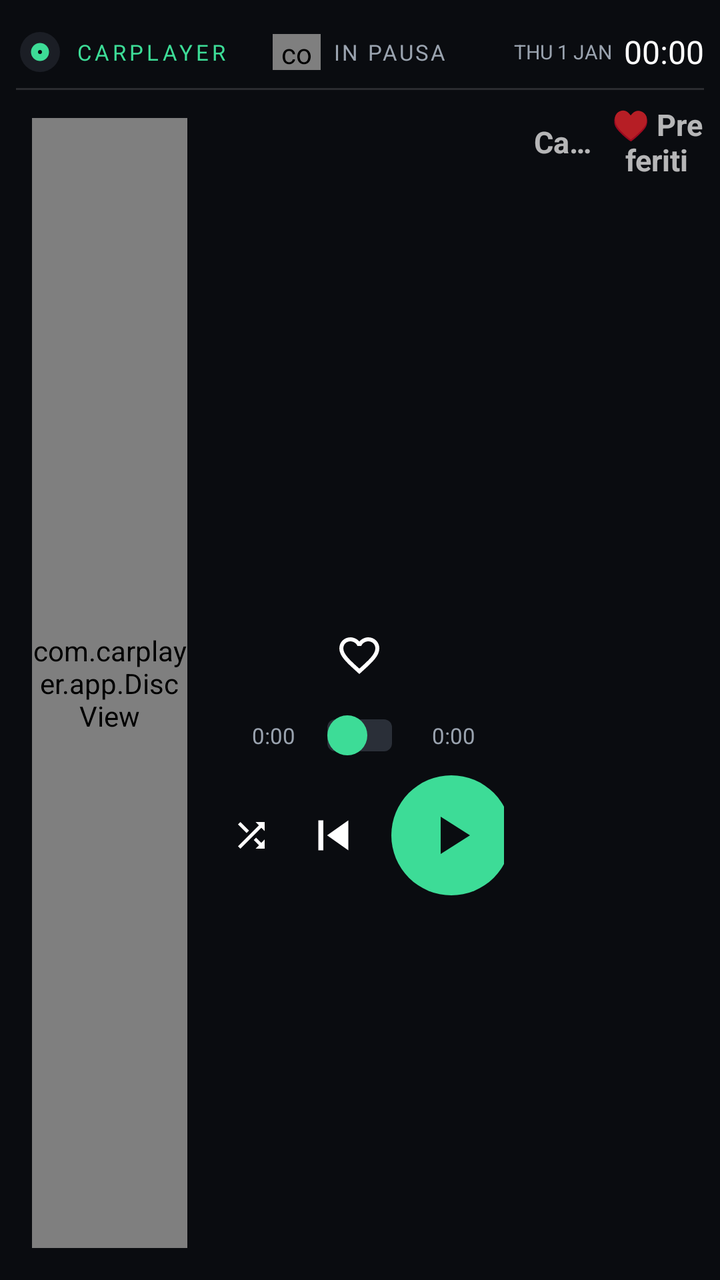
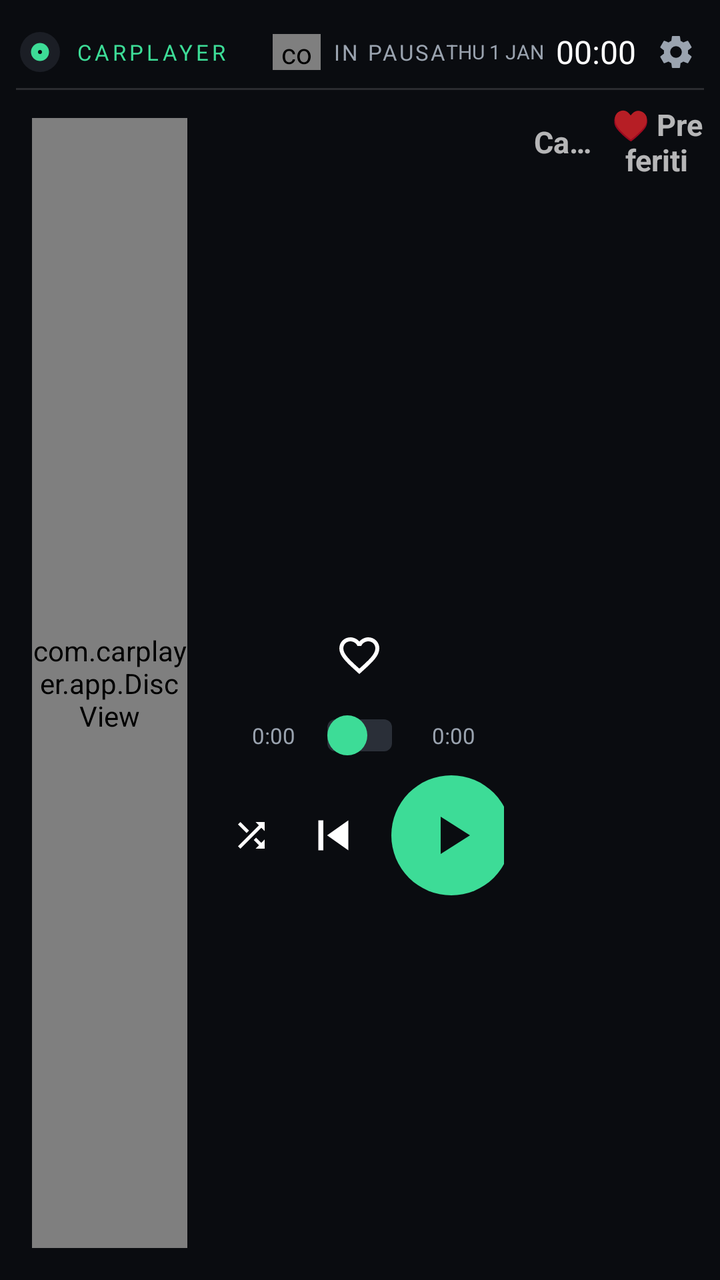

The first picture is an Android layout as it rendered before a commit; the second is the same layout after the commit. The layout source and the unified diff follow.
<!-- AndroidManifest.xml: application theme AppTheme -->
<!-- res/layout/activity_main.xml -->
<?xml version="1.0" encoding="utf-8"?>
<LinearLayout xmlns:android="http://schemas.android.com/apk/res/android"
    android:id="@+id/root"
    android:layout_width="match_parent"
    android:layout_height="match_parent"
    android:background="@color/bg"
    android:orientation="vertical"
    android:padding="@dimen/pad">

    
    <include layout="@layout/header" />

    <LinearLayout
        android:layout_width="match_parent"
        android:layout_height="0dp"
        android:layout_weight="1"
        android:baselineAligned="false"
        android:orientation="horizontal">

        
        <FrameLayout
            android:layout_width="0dp"
            android:layout_height="match_parent"
            android:layout_weight="3"
            android:padding="@dimen/pad">

            <com.carplayer.app.DiscView
                android:id="@+id/disc"
                android:layout_width="match_parent"
                android:layout_height="match_parent" />
        </FrameLayout>

        
        <LinearLayout
            android:layout_width="0dp"
            android:layout_height="match_parent"
            android:layout_weight="5"
            android:orientation="vertical">

        
        <ScrollView
            android:layout_width="match_parent"
            android:layout_height="0dp"
            android:layout_weight="1"
            android:fillViewport="true"
            android:scrollbars="none">

            <LinearLayout
                android:layout_width="match_parent"
                android:layout_height="match_parent"
                android:gravity="center"
                android:orientation="vertical"
                android:paddingStart="@dimen/gap"
                android:paddingEnd="@dimen/gap">

                <TextView
                    android:id="@+id/tvTitle"
                    android:layout_width="match_parent"
                    android:layout_height="wrap_content"
                    android:ellipsize="end"
                    android:gravity="center"
                    android:maxLines="2"
                    android:minLines="2"
                    android:textColor="#FFFFFF"
                    android:textSize="@dimen/title_sp" />

                <TextView
                    android:id="@+id/tvArtist"
                    android:layout_width="match_parent"
                    android:layout_height="wrap_content"
                    android:layout_marginTop="2dp"
                    android:ellipsize="end"
                    android:gravity="center"
                    android:maxLines="1"
                    android:textColor="@color/gray"
                    android:textSize="@dimen/artist_sp" />

                <ImageButton
                    android:id="@+id/btnHeart"
                    android:layout_width="@dimen/heart"
                    android:layout_height="@dimen/heart"
                    android:layout_marginTop="4dp"
                    android:background="?android:attr/selectableItemBackgroundBorderless"
                    android:padding="@dimen/ico_pad"
                    android:scaleType="fitCenter"
                    android:src="@drawable/ic_heart" />

                
                <LinearLayout
                    android:layout_width="match_parent"
                    android:layout_height="wrap_content"
                    android:layout_marginTop="@dimen/gap"
                    android:gravity="center_vertical"
                    android:orientation="horizontal">

                    <TextView
                        android:id="@+id/tvPos"
                        android:layout_width="@dimen/time_w"
                        android:layout_height="wrap_content"
                        android:gravity="end"
                        android:text="0:00"
                        android:textColor="@color/gray"
                        android:textSize="@dimen/time_sp" />

                    <SeekBar
                        android:id="@+id/seek"
                        android:layout_width="0dp"
                        android:layout_height="@dimen/seek_h"
                        android:layout_weight="1"
                        android:progressDrawable="@drawable/seek_progress"
                        android:thumb="@drawable/seek_thumb"
                        android:thumbOffset="0dp"
                        android:splitTrack="false" />

                    <TextView
                        android:id="@+id/tvDur"
                        android:layout_width="@dimen/time_w"
                        android:layout_height="wrap_content"
                        android:paddingStart="4dp"
                        android:text="0:00"
                        android:textColor="@color/gray"
                        android:textSize="@dimen/time_sp" />
                </LinearLayout>

                
                <LinearLayout
                    android:layout_width="wrap_content"
                    android:layout_height="wrap_content"
                    android:layout_marginTop="@dimen/gap"
                    android:gravity="center_vertical"
                    android:orientation="horizontal">

                    <ImageButton
                        android:id="@+id/btnShuffle"
                        android:layout_width="@dimen/ctl_side"
                        android:layout_height="@dimen/ctl_side"
                        android:background="?android:attr/selectableItemBackgroundBorderless"
                        android:padding="@dimen/ico_pad"
                        android:scaleType="fitCenter"
                        android:src="@drawable/ic_shuffle"
                        android:tint="#FFFFFF" />

                    <ImageButton
                        android:id="@+id/btnPrev"
                        android:layout_width="@dimen/ctl_mid"
                        android:layout_height="@dimen/ctl_mid"
                        android:background="?android:attr/selectableItemBackgroundBorderless"
                        android:padding="@dimen/ico_pad"
                        android:scaleType="fitCenter"
                        android:src="@drawable/ic_prev"
                        android:tint="#FFFFFF" />

                    <ImageButton
                        android:id="@+id/btnPlay"
                        android:layout_width="@dimen/play"
                        android:layout_height="@dimen/play"
                        android:layout_marginStart="@dimen/gap"
                        android:layout_marginEnd="@dimen/gap"
                        android:background="@drawable/bg_play"
                        android:padding="@dimen/play_pad"
                        android:scaleType="fitCenter"
                        android:src="@drawable/ic_play"
                        android:tint="@color/bg" />

                    <ImageButton
                        android:id="@+id/btnNext"
                        android:layout_width="@dimen/ctl_mid"
                        android:layout_height="@dimen/ctl_mid"
                        android:background="?android:attr/selectableItemBackgroundBorderless"
                        android:padding="@dimen/ico_pad"
                        android:scaleType="fitCenter"
                        android:src="@drawable/ic_next"
                        android:tint="#FFFFFF" />

                    <ImageButton
                        android:id="@+id/btnRepeat"
                        android:layout_width="@dimen/ctl_side"
                        android:layout_height="@dimen/ctl_side"
                        android:background="?android:attr/selectableItemBackgroundBorderless"
                        android:padding="@dimen/ico_pad"
                        android:scaleType="fitCenter"
                        android:src="@drawable/ic_repeat"
                        android:tint="#FFFFFF" />
                </LinearLayout>

            </LinearLayout>
        </ScrollView>

        <include layout="@layout/strip" />
        </LinearLayout>

        
        <LinearLayout
            android:layout_width="0dp"
            android:layout_height="match_parent"
            android:layout_weight="3"
            android:orientation="vertical">

            <LinearLayout
                android:layout_width="match_parent"
                android:layout_height="@dimen/tab_h"
                android:orientation="horizontal">

                <TextView
                    android:id="@+id/tabFolder"
                    android:layout_width="0dp"
                    android:layout_height="match_parent"
                    android:layout_weight="1"
                    android:background="?android:attr/selectableItemBackground"
                    android:ellipsize="end"
                    android:gravity="center"
                    android:maxLines="1"
                    android:paddingStart="8dp"
                    android:paddingEnd="8dp"
                    android:text="Cartella"
                    android:textSize="@dimen/tab_sp"
                    android:textStyle="bold" />

                <TextView
                    android:id="@+id/tabFavs"
                    android:layout_width="0dp"
                    android:layout_height="match_parent"
                    android:layout_weight="1"
                    android:background="?android:attr/selectableItemBackground"
                    android:gravity="center"
                    android:text="&#9829; Preferiti"
                    android:textSize="@dimen/tab_sp"
                    android:textStyle="bold" />
            </LinearLayout>

            <FrameLayout
                android:layout_width="match_parent"
                android:layout_height="0dp"
                android:layout_weight="1">

                <ListView
                    android:id="@+id/list"
                    android:layout_width="match_parent"
                    android:layout_height="match_parent"
                    android:divider="@null"
                    android:scrollbars="none" />

                <TextView
                    android:id="@+id/tvEmpty"
                    android:layout_width="match_parent"
                    android:layout_height="match_parent"
                    android:background="?android:attr/selectableItemBackground"
                    android:gravity="center"
                    android:padding="16dp"
                    android:textColor="@color/gray"
                    android:textSize="@dimen/tab_sp"
                    android:visibility="gone" />
            </FrameLayout>
        </LinearLayout>
    </LinearLayout>
</LinearLayout>
<!-- res/layout/header.xml (included above) -->
<?xml version="1.0" encoding="utf-8"?>
<LinearLayout xmlns:android="http://schemas.android.com/apk/res/android"
    android:layout_width="match_parent"
    android:layout_height="wrap_content"
    android:layout_marginBottom="@dimen/gap"
    android:orientation="vertical">

    <LinearLayout
        android:layout_width="match_parent"
        android:layout_height="@dimen/header_h"
        android:gravity="center_vertical"
        android:orientation="horizontal">

        <LinearLayout
            android:layout_width="0dp"
            android:layout_height="match_parent"
            android:layout_weight="1"
            android:gravity="center_vertical|start"
            android:orientation="horizontal">

            <ImageView
                android:layout_width="@dimen/logo"
                android:layout_height="@dimen/logo"
                android:src="@drawable/ic_launcher" />

            <TextView
                android:id="@+id/tvBrand"
                android:layout_width="wrap_content"
                android:layout_height="wrap_content"
                android:layout_marginStart="@dimen/gap"
                android:letterSpacing="0.15"
                android:maxLines="1"
                android:text="CARPLAYER"
                android:textColor="@color/accent"
                android:textSize="@dimen/brand_sp" />
        </LinearLayout>

        <LinearLayout
            android:layout_width="wrap_content"
            android:layout_height="match_parent"
            android:gravity="center_vertical"
            android:orientation="horizontal">

            <com.carplayer.app.EqView
                android:id="@+id/eq"
                android:layout_width="@dimen/eq_w"
                android:layout_height="@dimen/eq_h" />

            <TextView
                android:id="@+id/tvStatus"
                android:layout_width="wrap_content"
                android:layout_height="wrap_content"
                android:layout_marginStart="@dimen/gap"
                android:letterSpacing="0.1"
                android:maxLines="1"
                android:text="IN PAUSA"
                android:textColor="@color/gray"
                android:textSize="@dimen/status_sp" />
        </LinearLayout>

        <LinearLayout
            android:layout_width="0dp"
            android:layout_height="match_parent"
            android:layout_weight="1"
            android:gravity="center_vertical|end"
            android:orientation="horizontal">

            <TextClock
                android:id="@+id/dateClock"
                android:layout_width="wrap_content"
                android:layout_height="wrap_content"
                android:layout_marginEnd="@dimen/gap"
                android:format12Hour="EEE d MMM"
                android:format24Hour="EEE d MMM"
                android:textAllCaps="true"
                android:textColor="@color/gray"
                android:textSize="@dimen/date_sp" />

            <TextClock
                android:id="@+id/clock"
                android:layout_width="wrap_content"
                android:layout_height="wrap_content"
                android:format12Hour="HH:mm"
                android:format24Hour="HH:mm"
                android:textColor="#FFFFFF"
                android:textSize="@dimen/clock_sp" />
        </LinearLayout>
    </LinearLayout>

    <View
        android:layout_width="match_parent"
        android:layout_height="1dp"
        android:background="#22FFFFFF" />
</LinearLayout>
<!-- res/layout/strip.xml (included above) -->
<?xml version="1.0" encoding="utf-8"?>
<HorizontalScrollView xmlns:android="http://schemas.android.com/apk/res/android"
    android:id="@+id/strip"
    android:layout_width="match_parent"
    android:layout_height="wrap_content"
    android:layout_marginTop="@dimen/gap"
    android:overScrollMode="never"
    android:scrollbars="none">

    <LinearLayout
        android:id="@+id/stripBox"
        android:layout_width="wrap_content"
        android:layout_height="wrap_content"
        android:orientation="horizontal" />
</HorizontalScrollView>
<!-- resources referenced by this layout -->
<resources>
  <color name="accent">#3DDC97</color>
  <color name="bg">#0A0C10</color>
  <color name="gray">#9AA3AF</color>
  <dimen name="artist_sp">13sp</dimen>
  <dimen name="brand_sp">11sp</dimen>
  <dimen name="clock_sp">16sp</dimen>
  <dimen name="ctl_mid">46dp</dimen>
  <dimen name="ctl_side">36dp</dimen>
  <dimen name="date_sp">10sp</dimen>
  <dimen name="eq_h">18dp</dimen>
  <dimen name="eq_w">24dp</dimen>
  <dimen name="gap">6dp</dimen>
  <dimen name="header_h">36dp</dimen>
  <dimen name="heart">40dp</dimen>
  <dimen name="ico_pad">8dp</dimen>
  <dimen name="logo">24dp</dimen>
  <dimen name="pad">8dp</dimen>
  <dimen name="play">60dp</dimen>
  <dimen name="play_pad">14dp</dimen>
  <dimen name="seek_h">28dp</dimen>
  <dimen name="status_sp">11sp</dimen>
  <dimen name="tab_h">40dp</dimen>
  <dimen name="tab_sp">15sp</dimen>
  <dimen name="time_sp">11sp</dimen>
  <dimen name="time_w">40dp</dimen>
  <dimen name="title_sp">22sp</dimen>
  <!-- drawable bg_play (drawable) -->
  <?xml version="1.0" encoding="utf-8"?>
  <shape xmlns:android="http://schemas.android.com/apk/res/android" android:shape="oval">
      <solid android:color="@color/accent" />
  </shape>
  <!-- drawable ic_next (drawable) -->
  <vector xmlns:android="http://schemas.android.com/apk/res/android"
      android:width="24dp" android:height="24dp" android:viewportWidth="24" android:viewportHeight="24">
      <path android:fillColor="#FFFFFF" android:pathData="M6,18l8.5,-6L6,6v12zM16,6v12h2V6h-2z" />
  </vector>
  <!-- drawable ic_play (drawable) -->
  <vector xmlns:android="http://schemas.android.com/apk/res/android"
      android:width="24dp" android:height="24dp" android:viewportWidth="24" android:viewportHeight="24">
      <path android:fillColor="#FFFFFF" android:pathData="M8,5v14l11,-7z" />
  </vector>
  <!-- drawable ic_prev (drawable) -->
  <vector xmlns:android="http://schemas.android.com/apk/res/android"
      android:width="24dp" android:height="24dp" android:viewportWidth="24" android:viewportHeight="24">
      <path android:fillColor="#FFFFFF" android:pathData="M6,6h2v12H6zm3.5,6l8.5,6V6z" />
  </vector>
  <!-- drawable seek_thumb (drawable) -->
  <?xml version="1.0" encoding="utf-8"?>
  <shape xmlns:android="http://schemas.android.com/apk/res/android" android:shape="oval">
      <solid android:color="@color/accent" />
      <size android:width="20dp" android:height="20dp" />
  </shape>
  <dimen name="seek_thick">8dp</dimen>
  <!-- unchanged entries left out for length: 6 -->
</resources>

<!-- the commit's change to res/layout/activity_main.xml (unified diff, before → after) -->
@@ -19,6 +19,7 @@
 
         
         <FrameLayout
+            android:id="@+id/discCol"
             android:layout_width="0dp"
             android:layout_height="match_parent"
             android:layout_weight="3"
@@ -32,6 +33,7 @@
 
         
         <LinearLayout
+            android:id="@+id/centerCol"
             android:layout_width="0dp"
             android:layout_height="match_parent"
             android:layout_weight="5"
@@ -191,6 +193,7 @@
 
         
         <LinearLayout
+            android:id="@+id/rightCol"
             android:layout_width="0dp"
             android:layout_height="match_parent"
             android:layout_weight="3"
@@ -251,6 +254,24 @@
                     android:textSize="@dimen/tab_sp"
                     android:visibility="gone" />
             </FrameLayout>
+        </LinearLayout>
+
+        
+        <LinearLayout
+            android:id="@+id/showList"
+            android:layout_width="@dimen/handle_w"
+            android:layout_height="match_parent"
+            android:background="?android:attr/selectableItemBackground"
+            android:gravity="center"
+            android:orientation="vertical"
+            android:visibility="gone">
+
+            <ImageView
+                android:id="@+id/ivHandle"
+                android:layout_width="24dp"
+                android:layout_height="24dp"
+                android:src="@drawable/ic_chevron_left"
+                android:tint="#FFFFFF" />
         </LinearLayout>
     </LinearLayout>
 </LinearLayout>
@@ -341,6 +362,17 @@
                 android:format24Hour="HH:mm"
                 android:textColor="#FFFFFF"
                 android:textSize="@dimen/clock_sp" />
+
+            
+            <ImageButton
+                android:id="@+id/btnSettings"
+                android:layout_width="@dimen/gear"
+                android:layout_height="@dimen/gear"
+                android:layout_marginStart="@dimen/gap"
+                android:background="?android:attr/selectableItemBackgroundBorderless"
+                android:padding="4dp"
+                android:scaleType="fitCenter"
+                android:src="@drawable/ic_gear" />
         </LinearLayout>
     </LinearLayout>
 
<!-- resource entries referenced after the edit -->
@@ -12,6 +12,8 @@
   <dimen name="eq_h">18dp</dimen>
   <dimen name="eq_w">24dp</dimen>
   <dimen name="gap">6dp</dimen>
+  <dimen name="gear">28dp</dimen>
+  <dimen name="handle_w">20dp</dimen>
   <dimen name="header_h">36dp</dimen>
   <dimen name="heart">40dp</dimen>
   <dimen name="ico_pad">8dp</dimen>
@@ -31,6 +33,26 @@
   <shape xmlns:android="http://schemas.android.com/apk/res/android" android:shape="oval">
       <solid android:color="@color/accent" />
   </shape>
+  <!-- drawable ic_chevron_left (drawable) -->
+  <vector xmlns:android="http://schemas.android.com/apk/res/android"
+      android:width="24dp"
+      android:height="24dp"
+      android:viewportWidth="24"
+      android:viewportHeight="24">
+      <path
+          android:fillColor="#FFFFFF"
+          android:pathData="M15.4,7.4L14,6l-6,6 6,6 1.4,-1.4L10.8,12z" />
+  </vector>
+  <!-- drawable ic_gear (drawable) -->
+  <vector xmlns:android="http://schemas.android.com/apk/res/android"
+      android:width="24dp"
+      android:height="24dp"
+      android:viewportWidth="24"
+      android:viewportHeight="24">
+      <path
+          android:fillColor="#9AA3AF"
+          android:pathData="M19.14,12.94a7.07,7.07 0,0 0,0 -1.88l2.03,-1.58a0.5,0.5 0,0 0,0.12 -0.64l-1.92,-3.32a0.5,0.5 0,0 0,-0.61 -0.22l-2.39,0.96a7.3,7.3 0,0 0,-1.62 -0.94l-0.36,-2.54a0.5,0.5 0,0 0,-0.5 -0.42h-3.84a0.5,0.5 0,0 0,-0.5 0.42l-0.36,2.54c-0.58,0.24 -1.12,0.55 -1.62,0.94l-2.39,-0.96a0.5,0.5 0,0 0,-0.61 0.22l-1.92,3.32a0.5,0.5 0,0 0,0.12 0.64l2.03,1.58a7.07,7.07 0,0 0,0 1.88l-2.03,1.58a0.5,0.5 0,0 0,-0.12 0.64l1.92,3.32c0.12,0.21 0.37,0.31 0.61,0.22l2.39,-0.96c0.5,0.39 1.04,0.7 1.62,0.94l0.36,2.54c0.04,0.24 0.25,0.42 0.5,0.42h3.84c0.25,0 0.46,-0.18 0.5,-0.42l0.36,-2.54c0.58,-0.24 1.12,-0.55 1.62,-0.94l2.39,0.96c0.24,0.09 0.49,-0.01 0.61,-0.22l1.92,-3.32a0.5,0.5 0,0 0,-0.12 -0.64l-2.03,-1.58zM12,15.5A3.5,3.5 0,1 1,12 8.5a3.5,3.5 0,0 1,0 7z" />
+  </vector>
   <!-- drawable ic_next (drawable) -->
   <vector xmlns:android="http://schemas.android.com/apk/res/android"
       android:width="24dp" android:height="24dp" android:viewportWidth="24" android:viewportHeight="24">
